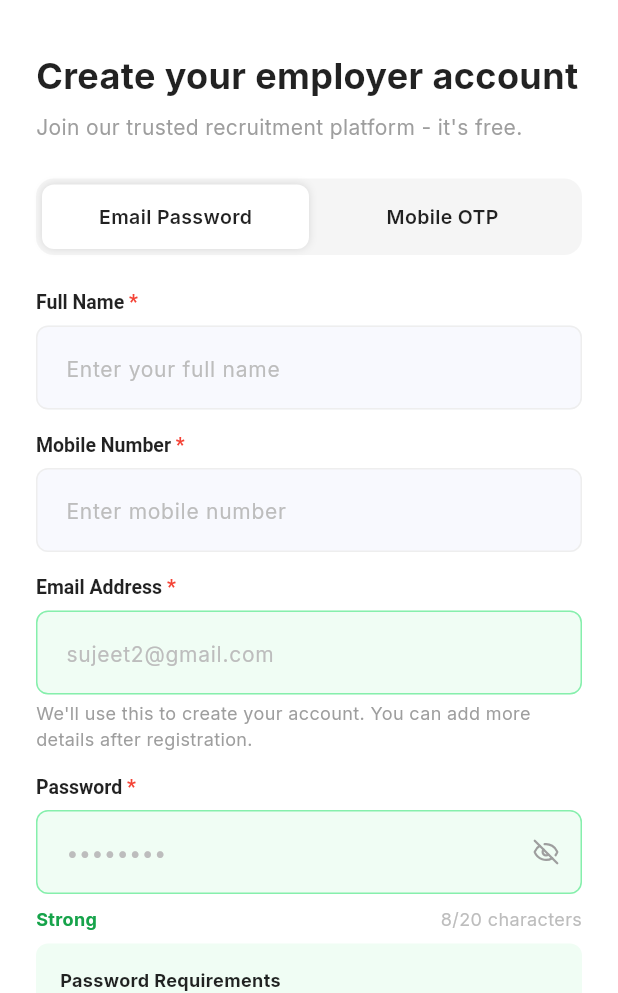
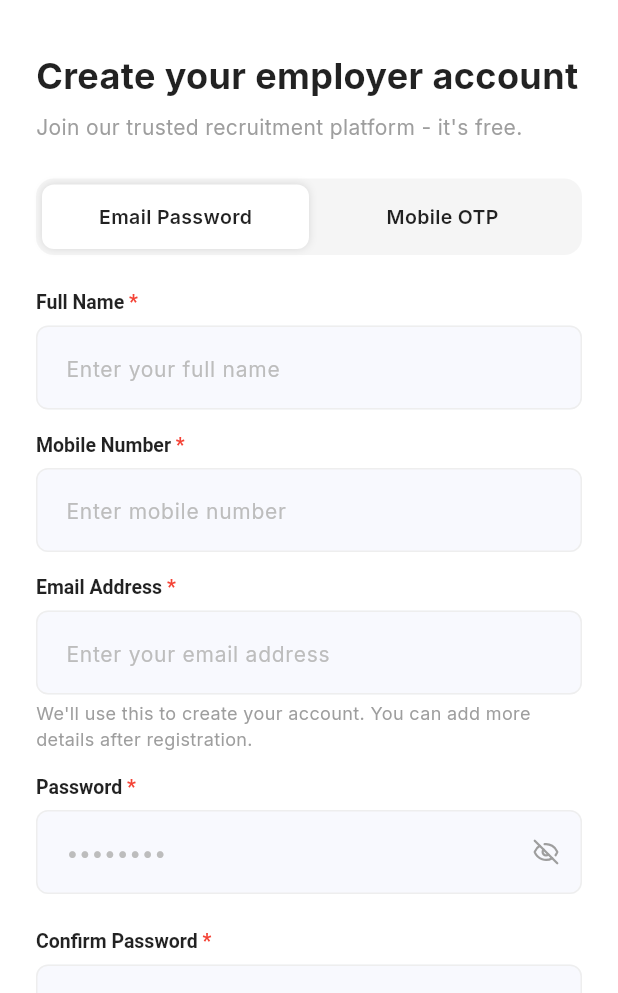
Before and after one commit to infotechmindware/Employee_Job_Portal, a Flutter app: the RegisterScreen screen opened by its route, on a phone screen of 412 x 824 dp, the part 243-1236 px from its top. Run offline on Flutter 3.47's test engine with Material 3 defaults, Android fonts, the phone set to English and light mode, and no system bars; our stand-ins replace file_picker, fl_chart, flutter_riverpod, flutter_svg, geocoding, geolocator and 8 more; accounts and stored records are empty; network calls fail.

Commit message:
small changes

```diff
--- a/lib/screens/auth/register_screen.dart
+++ b/lib/screens/auth/register_screen.dart
@@ -24,8 +24,92 @@ class _RegisterScreenState extends ConsumerState<RegisterScreen> {
   bool _obscureConfirmPassword = true;
   bool _agreeToTerms = false;
 
+  // Real-time validation state — green only after valid input
+  bool _emailValid = false;
+  bool _passwordValid = false;
+  bool _confirmPasswordValid = false;
+  bool _emailTouched = false;
+  bool _passwordTouched = false;
+  bool _confirmPasswordTouched = false;
+
+  @override
+  void initState() {
+    super.initState();
+    _emailController.addListener(_validateEmail);
+    _passwordController.addListener(_validatePassword);
+    _confirmPasswordController.addListener(_validateConfirmPassword);
+  }
+
+  // --- Validation helpers ---
+  bool _isValidEmail(String email) {
+    final regex = RegExp(r'^[\w\.-]+@[\w\.-]+\.\w{2,}$');
+    return email.isNotEmpty && regex.hasMatch(email);
+  }
+
+  bool get _hasLowercase => RegExp(r'[a-z]').hasMatch(_passwordController.text);
+  bool get _hasUppercase => RegExp(r'[A-Z]').hasMatch(_passwordController.text);
+  bool get _hasDigit => RegExp(r'[0-9]').hasMatch(_passwordController.text);
+  bool get _hasSpecialChar => RegExp(r'[!@#\$%\^&\*_]').hasMatch(_passwordController.text);
+  bool get _hasValidLength {
+    final len = _passwordController.text.length;
+    return len >= 8 && len <= 20;
+  }
+  bool get _isNotCommon {
+    const common = ['password123', 'password', '12345678', 'qwerty123', 'abc12345'];
+    return _passwordController.text.isNotEmpty && !common.contains(_passwordController.text.toLowerCase());
+  }
+  bool get _allPasswordReqsMet => _hasLowercase && _hasUppercase && _hasDigit && _hasSpecialChar && _hasValidLength && _isNotCommon;
+
+  String get _passwordStrengthLabel {
+    if (_passwordController.text.isEmpty) return '';
+    int score = [_hasLowercase, _hasUppercase, _hasDigit, _hasSpecialChar, _hasValidLength, _isNotCommon].where((e) => e).length;
+    if (score <= 2) return 'Weak';
+    if (score <= 4) return 'Fair';
+    if (score <= 5) return 'Good';
+    return 'Strong';
+  }
+
+  Color get _passwordStrengthColor {
+    switch (_passwordStrengthLabel) {
+      case 'Weak': return const Color(0xFFEF4444);
+      case 'Fair': return const Color(0xFFF59E0B);
+      case 'Good': return const Color(0xFF3B82F6);
+      case 'Strong': return const Color(0xFF16A34A);
+      default: return Colors.grey;
+    }
+  }
+
+  void _validateEmail() {
+    setState(() {
+      if (_emailController.text.isNotEmpty) _emailTouched = true;
+      _emailValid = _isValidEmail(_emailController.text);
+    });
+  }
+
+  void _validatePassword() {
+    setState(() {
+      if (_passwordController.text.isNotEmpty) _passwordTouched = true;
+      _passwordValid = _allPasswordReqsMet;
+      // Re-validate confirm password when password changes
+      if (_confirmPasswordController.text.isNotEmpty) {
+        _confirmPasswordValid = _confirmPasswordController.text == _passwordController.text;
+      }
+    });
+  }
+
+  void _validateConfirmPassword() {
+    setState(() {
+      if (_confirmPasswordController.text.isNotEmpty) _confirmPasswordTouched = true;
+      _confirmPasswordValid = _confirmPasswordController.text.isNotEmpty &&
+          _confirmPasswordController.text == _passwordController.text;
+    });
+  }
+
   @override
   void dispose() {
+    _emailController.removeListener(_validateEmail);
+    _passwordController.removeListener(_validatePassword);
+    _confirmPasswordController.removeListener(_validateConfirmPassword);
     _nameController.dispose();
     _mobileController.dispose();
     _emailController.dispose();
@@ -341,29 +425,31 @@ class _RegisterScreenState extends ConsumerState<RegisterScreen> {
 
           _buildLabel('Email Address'),
           const SizedBox(height: 8),
-          _buildTextField('sujeet2@gmail.com', isSuccess: true, controller: _emailController),
+          _buildTextField('Enter your email address', isSuccess: _emailTouched && _emailValid, controller: _emailController),
           const SizedBox(height: 4),
           Text("We'll use this to create your account. You can add more details after registration.", style: TextStyle(color: Colors.grey[500], fontSize: 12)),
           const SizedBox(height: 16),
 
           _buildLabel('Password'),
           const SizedBox(height: 8),
-          _buildPasswordField('••••••••', true, isSuccess: true, controller: _passwordController),
+          _buildPasswordField('••••••••', true, isSuccess: _passwordTouched && _passwordValid, controller: _passwordController),
           const SizedBox(height: 8),
 
-          // Password Requirements
+          // Password Requirements — dynamic
+          if (_passwordTouched) ...[
             Row(
               mainAxisAlignment: MainAxisAlignment.spaceBetween,
               children: [
-              const Text('Strong', style: TextStyle(color: Color(0xFF16A34A), fontWeight: FontWeight.bold, fontSize: 12)),
-              Text('8/20 characters', style: TextStyle(color: Colors.grey[400], fontSize: 12)),
+                if (_passwordStrengthLabel.isNotEmpty)
+                  Text(_passwordStrengthLabel, style: TextStyle(color: _passwordStrengthColor, fontWeight: FontWeight.bold, fontSize: 12)),
+                Text('${_passwordController.text.length}/20 characters', style: TextStyle(color: Colors.grey[400], fontSize: 12)),
               ],
             ),
             const SizedBox(height: 8),
             Container(
               padding: const EdgeInsets.all(16),
               decoration: BoxDecoration(
-              color: const Color(0xFFF0FDF4),
+                color: _allPasswordReqsMet ? const Color(0xFFF0FDF4) : Colors.grey[50],
                 borderRadius: BorderRadius.circular(8),
               ),
               child: Column(
@@ -371,20 +457,26 @@ class _RegisterScreenState extends ConsumerState<RegisterScreen> {
                 children: [
                   const Text('Password Requirements', style: TextStyle(fontWeight: FontWeight.bold, fontSize: 12)),
                   const SizedBox(height: 8),
-                _buildReqItem('At least one lowercase letter (a-z)', true),
-                _buildReqItem('At least one uppercase letter (A-Z)', true),
-                _buildReqItem('At least one number (0-9)', true),
-                _buildReqItem('At least one special character (!@#\$%^&*_)', true),
-                _buildReqItem('Between 8 and 20 characters (NIST recommended)', true),
-                _buildReqItem('Not a common password (e.g. "password123")', true),
+                  _buildReqItem('At least one lowercase letter (a-z)', _hasLowercase),
+                  _buildReqItem('At least one uppercase letter (A-Z)', _hasUppercase),
+                  _buildReqItem('At least one number (0-9)', _hasDigit),
+                  _buildReqItem('At least one special character (!@#\$%^\&*_)', _hasSpecialChar),
+                  _buildReqItem('Between 8 and 20 characters (NIST recommended)', _hasValidLength),
+                  _buildReqItem('Not a common password (e.g. "password123")', _isNotCommon),
                 ],
               ),
             ),
+          ],
           const SizedBox(height: 16),
 
           _buildLabel('Confirm Password'),
           const SizedBox(height: 8),
-          _buildPasswordField('Re-enter your password', false, controller: _confirmPasswordController),
+          _buildPasswordField('Re-enter your password', false, isSuccess: _confirmPasswordTouched && _confirmPasswordValid, controller: _confirmPasswordController),
+          if (_confirmPasswordTouched && _confirmPasswordController.text.isNotEmpty && !_confirmPasswordValid)
+            const Padding(
+              padding: EdgeInsets.only(top: 6),
+              child: Text('Passwords do not match', style: TextStyle(color: Color(0xFFEF4444), fontSize: 12)),
+            ),
           const SizedBox(height: 24),
 
           _buildDivider('Or continue with'),
--- a/lib/widgets/layout/header.dart
+++ b/lib/widgets/layout/header.dart
@@ -29,7 +29,9 @@ class Header extends ConsumerWidget {
         children: [
           IconButton(
             onPressed: onMenuPressed,
-            icon: const Icon(LucideIcons.menu, color: Color(0xFF64748B), size: 20),
+            icon: const Icon(LucideIcons.menu, color: Color(0xFF64748B), size: 28),
+            padding: const EdgeInsets.all(12),
+            constraints: const BoxConstraints(),
           ),
           const SizedBox(width: 16),
           if (isDesktop) ...[
--- a/lib/widgets/layout/sidebar.dart
+++ b/lib/widgets/layout/sidebar.dart
@@ -94,12 +94,12 @@ class _SidebarState extends ConsumerState<Sidebar> {
       child: Row(
         children: [
           Container(
-            padding: const EdgeInsets.all(8),
+            padding: const EdgeInsets.all(10),
             decoration: BoxDecoration(
               color: Colors.white,
               borderRadius: BorderRadius.circular(10),
             ),
-            child: const Icon(LucideIcons.menu, size: 20, color: Color(0xFF6366F1)),
+            child: const Icon(LucideIcons.menu, size: 28, color: Color(0xFF6366F1)),
           ),
           if (!widget.isCollapsed) ...[
             const SizedBox(width: 16),
```
Lines whose indentation alone changed are shown as unchanged.
